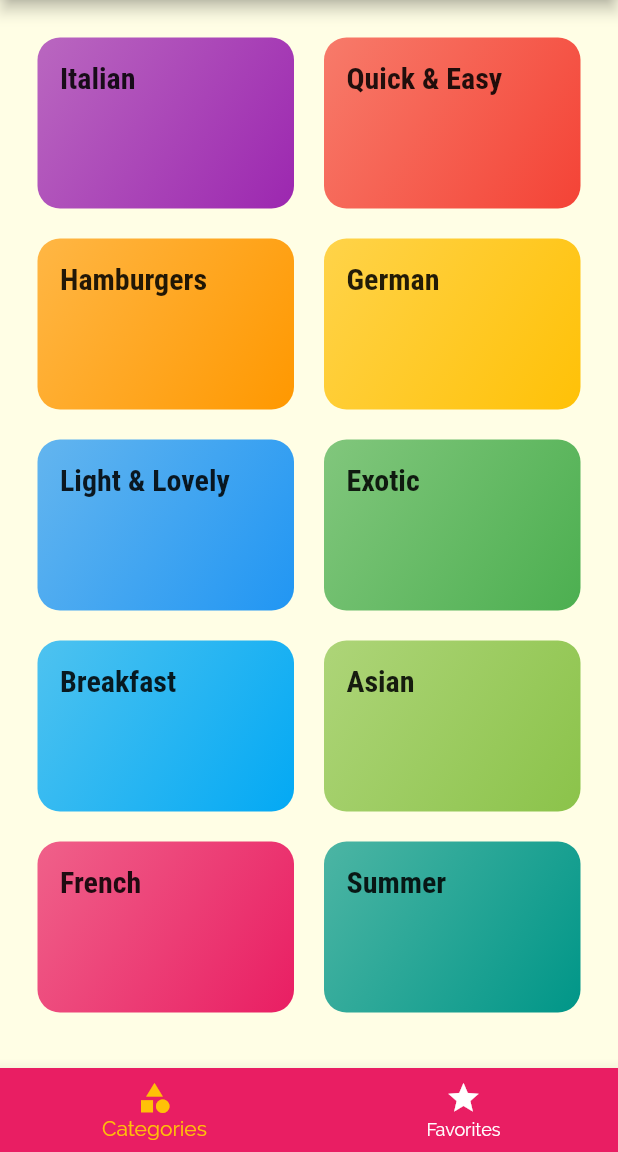
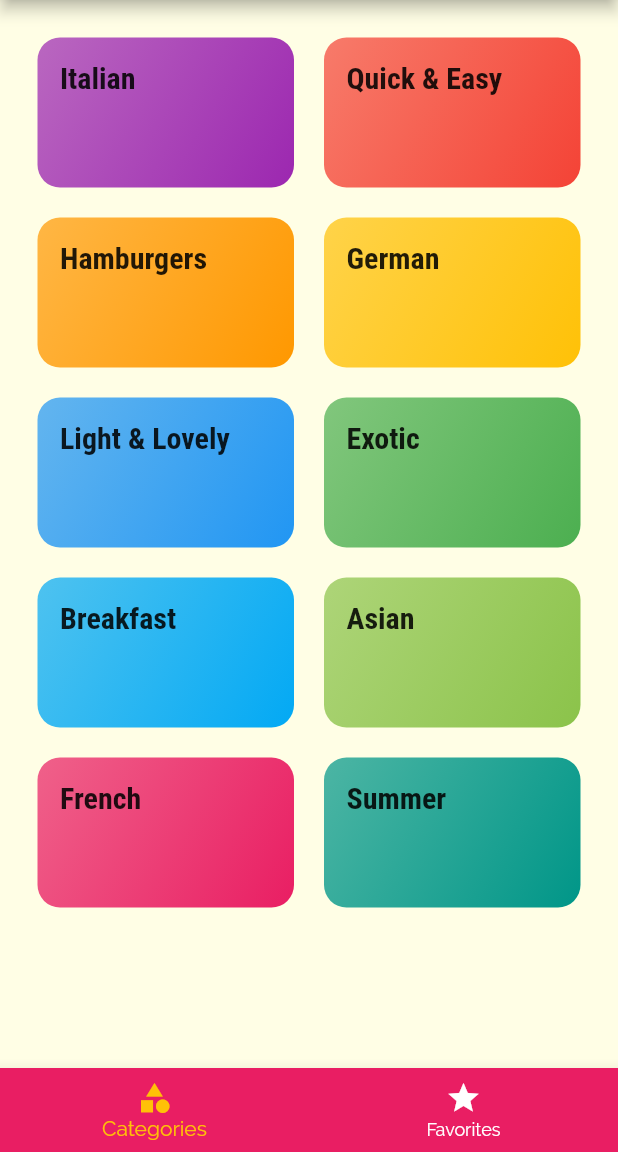
Before and after one commit to massimilianoporzio/delimeals, a Flutter app: the screen it shows after launch, on a phone screen of 412 x 824 dp, the part 84-1236 px from its top. Run offline on Flutter 3.47's test engine with Material 2 defaults, Android fonts, the phone set to English and light mode, and no system bars; Roboto replaces fonts that are missing (RobotoCondensed).

Commit message:
Altezza degli itemi nella griglia

```diff
--- a/lib/screens/categories_screen.dart
+++ b/lib/screens/categories_screen.dart
@@ -16,6 +16,7 @@ class CategoriesScreen extends StatelessWidget {
       body: GridView(
         padding: const EdgeInsets.all(25),
         gridDelegate: const SliverGridDelegateWithMaxCrossAxisExtent(
+          mainAxisExtent: 100,
           maxCrossAxisExtent: 200,
           childAspectRatio: 3 / 2,
           crossAxisSpacing: 20,
```
